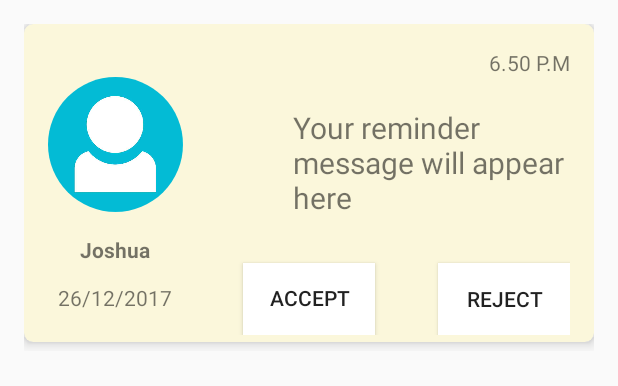
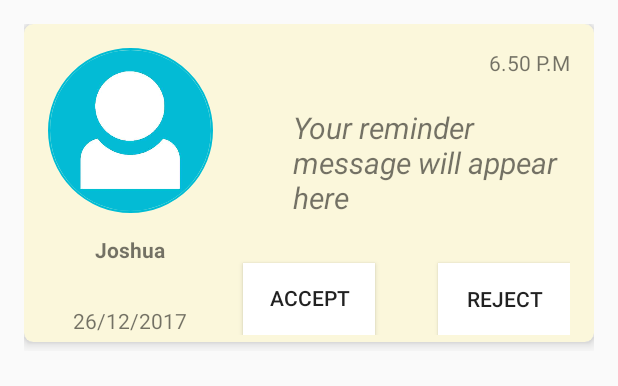
Before and after one commit to Shivamdhuria/steel_run, an Android app: the layout cards_layout.xml on its own in the app's theme, with its tools: preview values and no code run, on a phone screen of 412 x 824 dp. Shown: the top 386 px of the screen. Run offline under Robolectric (Android 15) with nearby library versions, the phone set to English and light mode, and no system bars.

Commit message:
5 mins to event viewholder fixed notification fixed tabs fixed bugs bugs fixed

```diff
--- a/app/src/main/java/com/example/admin/import2/Tab3.java
+++ b/app/src/main/java/com/example/admin/import2/Tab3.java
@@ -132,7 +132,7 @@ public class Tab3 extends Fragment {
     public String unixIntoDateTime(String unix){
         Long unixSeconds = Long.valueOf(unix);
         Date date = new Date(unixSeconds); // *1000 is to convert seconds to milliseconds
-        SimpleDateFormat sdf = new SimpleDateFormat("EEEE, MMMM d, yyyy HH:mm"); // the format of your date
+        SimpleDateFormat sdf = new SimpleDateFormat("EEEE, MMMM d, yyyy,HH:mm"); // the format of your date
         sdf.setTimeZone(TimeZone.getDefault()); // give a timezone reference for formating (see comment at the bottom
         String formattedDate = sdf.format(date);
         return formattedDate;
--- a/app/src/main/res/layout/cards_layout.xml
+++ b/app/src/main/res/layout/cards_layout.xml
@@ -57,34 +57,6 @@
                 android:layout_alignParentEnd="true" />
 
             <TextView
-                android:layout_width="wrap_content"
-                android:id="@+id/name"
-
-
-                android:text="Joshua"
-                android:layout_height="94dp"
-                android:textAlignment="center"
-                android:layout_alignRight="@+id/reminderDate"
-                android:layout_alignEnd="@+id/reminderDate"
-                android:layout_above="@+id/reminderDate"
-                android:layout_below="@+id/text"
-                android:layout_alignParentLeft="true"
-                android:layout_alignParentStart="true"
-                android:textStyle="normal|bold" />
-
-            <de.hdodenhof.circleimageview.CircleImageView
-                android:id="@+id/receiver_image"
-                android:layout_width="90dp"
-                android:layout_height="90dp"
-                android:src="@drawable/profile"
-                app:civ_border_width="2dp"
-                app:civ_border_color="#FF000000"
-                android:elevation="7dp"
-                android:layout_below="@+id/reminderTime"
-                android:layout_alignParentLeft="true"
-                android:layout_alignParentStart="true" />
-
-            <TextView
                 android:layout_height="105dp"
                 android:id="@+id/text"
 
@@ -95,20 +67,50 @@
                 android:layout_below="@+id/reminderTime"
                 android:layout_alignParentRight="true"
                 android:layout_alignParentEnd="true"
-                android:paddingTop="20dp" />
+                android:paddingTop="20dp"
+                android:textStyle="normal|italic" />
 
             <TextView
                 android:text="26/12/2017"
                 android:layout_width="wrap_content"
                 android:layout_height="wrap_content"
                 android:id="@+id/reminderDate"
-                android:layout_alignBaseline="@+id/button_confirm"
-                android:layout_alignBottom="@+id/button_confirm"
+                android:textAlignment="center"
+                android:layout_alignParentBottom="true"
                 android:layout_alignRight="@+id/receiver_image"
                 android:layout_alignEnd="@+id/receiver_image"
                 android:layout_alignParentLeft="true"
-                android:layout_alignParentStart="true"
-                android:textAlignment="center" />
+                android:layout_alignParentStart="true" />
+
+            <de.hdodenhof.circleimageview.CircleImageView
+                android:id="@+id/receiver_image"
+                android:src="@drawable/profile"
+                app:civ_border_width="2dp"
+                app:civ_border_color="#FF000000"
+                android:elevation="7dp"
+                card_view:civ_border_color="@color/colorPrimary"
+                card_view:civ_border_width="1dp"
+                android:layout_width="110dp"
+                android:layout_height="110dp"
+                android:layout_alignParentTop="true"
+                android:layout_alignParentLeft="true"
+                android:layout_alignParentStart="true" />
+
+            <TextView
+                android:layout_width="wrap_content"
+                android:id="@+id/name"
+
+
+                android:text="Joshua"
+                android:layout_height="94dp"
+                android:textAlignment="center"
+                android:textStyle="normal|bold"
+                android:layout_below="@+id/text"
+                android:layout_alignRight="@+id/reminderDate"
+                android:layout_alignEnd="@+id/reminderDate"
+                android:layout_above="@+id/reminderDate"
+                android:layout_alignParentLeft="true"
+                android:layout_alignParentStart="true" />
         </RelativeLayout>
 
     </android.support.v7.widget.CardView>
--- a/app/src/main/res/layout/list_single.xml
+++ b/app/src/main/res/layout/list_single.xml
@@ -13,8 +13,8 @@
             android:layout_width="55dp"
             android:layout_height="55dp"
             android:src="@drawable/profile"
-            app:civ_border_width="0dp"
-            app:civ_border_color="#FF000000"
+            app:civ_border_width="1dp"
+            app:civ_border_color="@color/colorPrimary"
             android:elevation="0dp"
 
             android:layout_marginLeft="20dp"
```
Also changed, not shown: app/src/main/res/layout/cards_layout_tab3.xml (+20 -15 lines).
